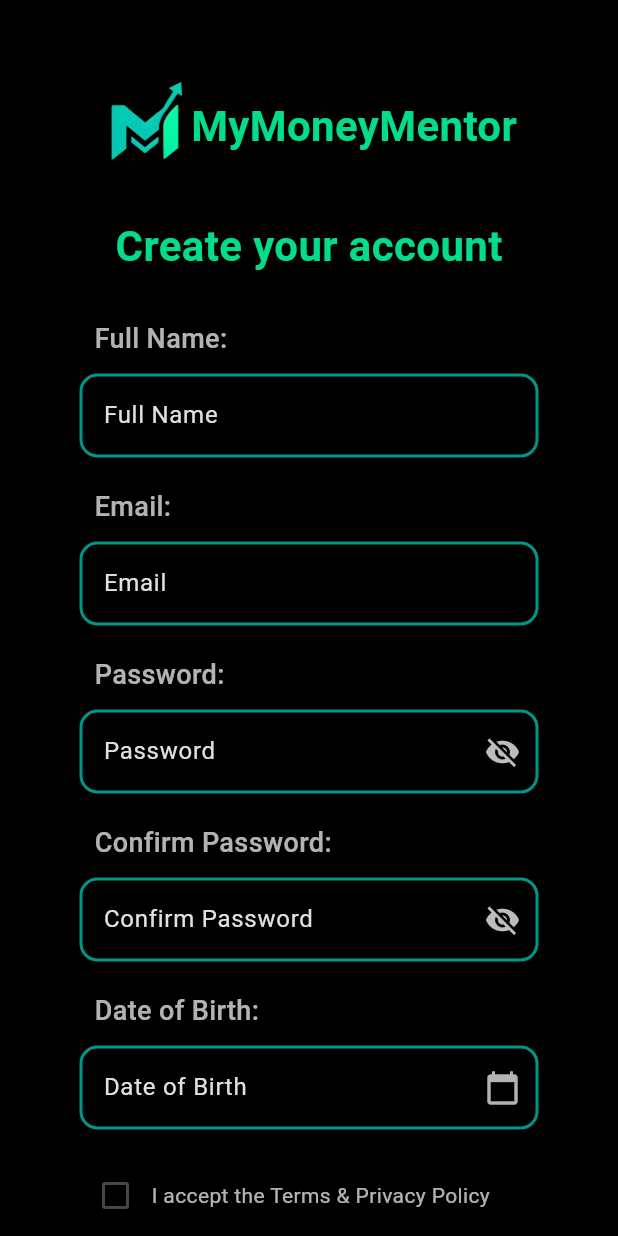
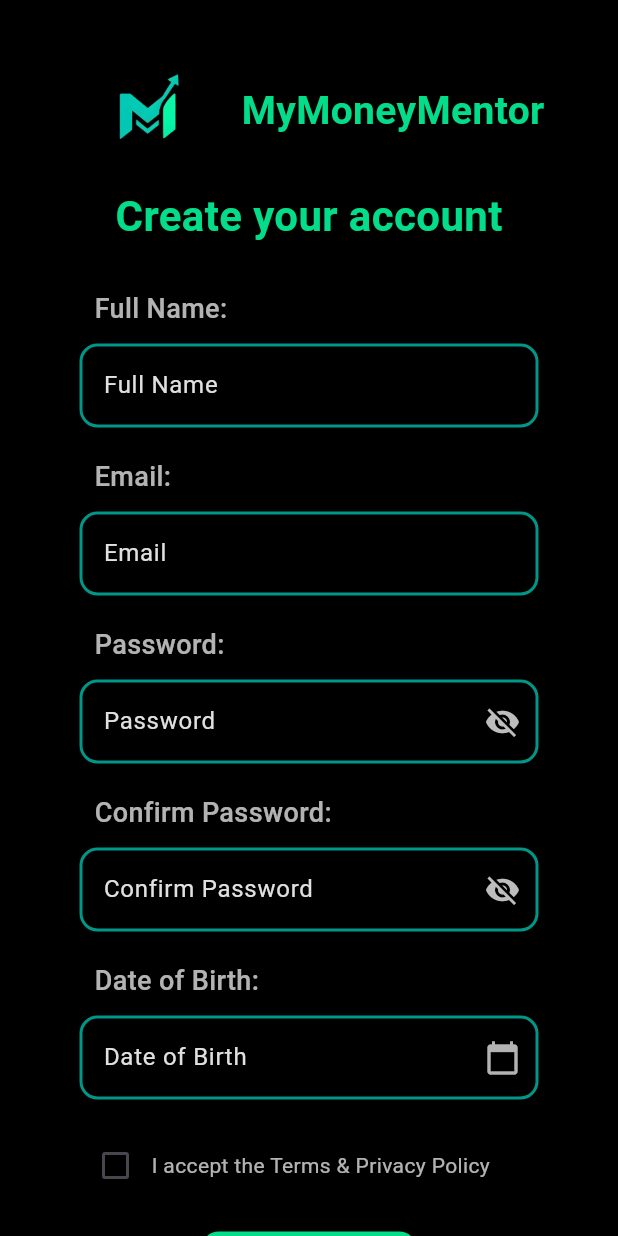
Before and after one commit to Ritesh200422/mymoneymentor, a Flutter app: the screen it shows after launch, after a tap on "Login", after a tap on "Don’t have an account? Sign Up", on a phone screen of 412 x 824 dp. Run offline on Flutter 3.47's test engine with Material 3 defaults, Android fonts, the phone set to English and light mode, and no system bars; our stand-ins replace flutter_svg.

Commit message:
Normal Change

```diff
--- a/lib/features/auth/presentation/login_page.dart
+++ b/lib/features/auth/presentation/login_page.dart
@@ -63,18 +63,18 @@
                     child: Image.asset(
                       "assets/images/logo.png",
                       height: 120,
-                      width: 120,
+                      width: 80,
                       fit: BoxFit.cover,
                     ),
                   ),
-                  Transform.translate(
-                    offset: const Offset(-30, 0),
-                    child: const Text(
+                   // Use SizedBox for spacing adjustment
+                  Flexible(
+                    child: Text(
                       "MyMoneyMentor",
                       style: TextStyle(
                         fontSize: 28,
                         fontWeight: FontWeight.bold,
-                        color: Color.fromARGB(255, 3, 221, 137),
+                        color: Colors.white,
                         shadows: [
                           Shadow(
                             color: Colors.black26,
@@ -88,7 +88,7 @@
                 ],
               ),
 
-              const SizedBox(height: 30),
+              const SizedBox(height: 20),
 
               // Continue with Google Button
               ElevatedButton.icon(
@@ -163,14 +163,7 @@
                         // Email Field
                         Padding(
                           padding: const EdgeInsets.fromLTRB(10, 0, 0, 10),
-                          child: const Text(
-                            "Email:",
-                            style: TextStyle(
-                              fontSize: 18,
-                              fontWeight: FontWeight.w500,
-                              color: Colors.white70,
-                            ),
-                          ),
+
                         ),
                         TextFormField(
                           controller: _emailController,
@@ -189,14 +182,7 @@
                         // Password Field
                         Padding(
                           padding: const EdgeInsets.fromLTRB(10, 0, 0, 10),
-                          child: const Text(
-                            "Password:",
-                            style: TextStyle(
-                              fontSize: 18,
-                              fontWeight: FontWeight.w500,
-                              color: Colors.white70,
-                            ),
-                          ),
+
                         ),
                         TextFormField(
                           controller: _passwordController,
--- a/lib/features/auth/presentation/signup_page.dart
+++ b/lib/features/auth/presentation/signup_page.dart
@@ -74,17 +74,16 @@
                   ClipOval(
                     child: Image.asset(
                       "assets/images/logo.png",
-                      height: 120,
-                      width: 120,
+                      height: 100, // slightly smaller for performance
+                      width: 100,
                       fit: BoxFit.cover,
                     ),
                   ),
-                  Transform.translate(
-                    offset: const Offset(-30, 0),
-                    child: const Text(
+                  const SizedBox(width: 12), // simple spacing instead of Transform
+                  const Text(
                     "MyMoneyMentor",
                     style: TextStyle(
-                        fontSize: 28,
+                      fontSize: 26,
                       fontWeight: FontWeight.bold,
                       color: Color.fromARGB(255, 3, 221, 137),
                       shadows: [
@@ -96,9 +95,9 @@
                       ],
                     ),
                   ),
-                  ),
                 ],
               ),
+
 
               const Text(
                 "Create your account",
```
Lines whose indentation alone changed are shown as unchanged.
